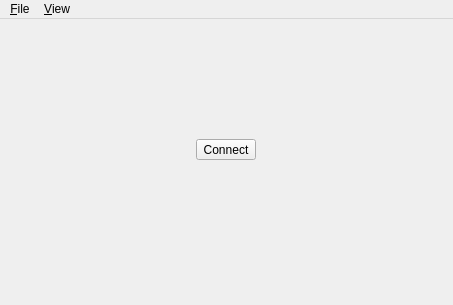
sijk/elapse, file src/app/elapseclient.ui: the form before one commit.
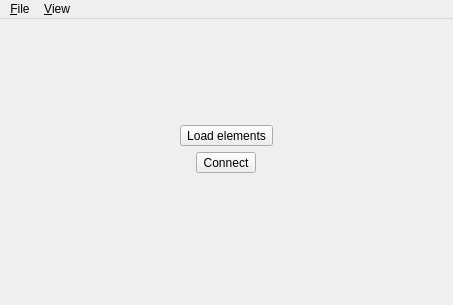
The form after the commit. Icons and pictures are not drawn. Custom widgets are drawn as their Qt base class.

Commit message: Disallow connecting until plugins are loaded

What changed in the file:
```diff
--- a/src/app/elapseclient.ui
+++ b/src/app/elapseclient.ui
@@ -35,6 +35,16 @@
           </property>
          </spacer>
         </item>
+        <item alignment="Qt::AlignHCenter">
+         <widget class="QToolButton" name="buttonPlugins">
+          <property name="text">
+           <string>Load elements</string>
+          </property>
+          <property name="toolButtonStyle">
+           <enum>Qt::ToolButtonTextBesideIcon</enum>
+          </property>
+         </widget>
+        </item>
         <item alignment="Qt::AlignHCenter">
          <widget class="QToolButton" name="buttonConnect">
           <property name="text">
```
Left out of the diff: 4 changed lines with no effect on the pictures. The commit also changes 1 other file.
